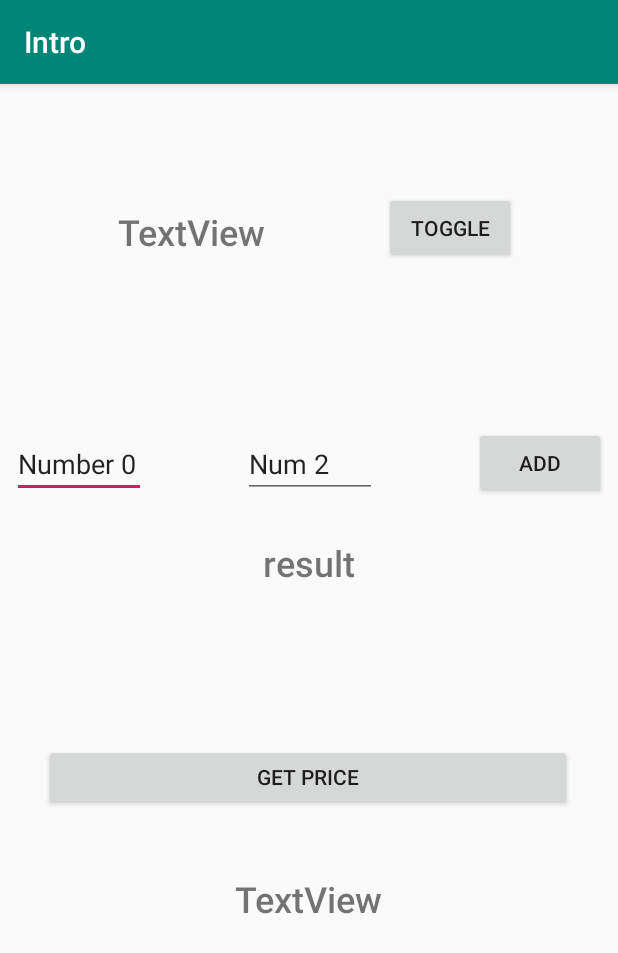
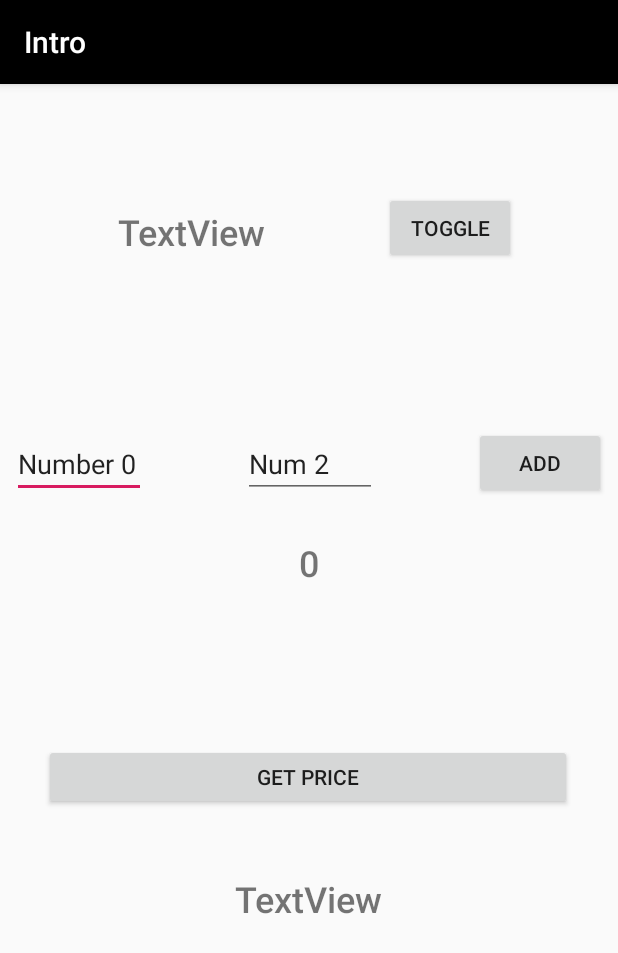
Before and after one commit to gdg-el-paso/Android-Workshops, an Android app: the screen it shows after launch (MainActivity), after a tap on "ADD", on a phone screen of 412 x 824 dp. Shown: the top 953 px of the screen. Run offline under Robolectric (Android 15) with nearby library versions, the phone set to English and light mode, and no system bars.

Commit message:
Finished the Addition result

```diff
--- a/IntroToAndroidDev/app/src/main/java/com/googledevelopersgroup/intro/ExampleFragment.java
+++ b/IntroToAndroidDev/app/src/main/java/com/googledevelopersgroup/intro/ExampleFragment.java
@@ -13,6 +13,8 @@ import android.widget.Button;
 import android.widget.EditText;
 import android.widget.TextView;
 
+import java.util.regex.Pattern;
+
 /**
  * The fragment that is going to contain the flashlight
  */
@@ -25,6 +27,8 @@ public class ExampleFragment extends Fragment {
     private EditText num0, num1;
     private TextView flashUpdate, btcPrice, result;
 
+    //going to match for digits
+    private final Pattern digitsPatterns = Pattern.compile("^(0|[1-9][0-9]*)$");
 
     @Override
     public void onAttach(Context context) {
@@ -65,11 +69,21 @@ public class ExampleFragment extends Fragment {
         Log.i(TAG, "onStart() -Fragment");
         additionBtn.setOnClickListener(v -> {
             //we are going to add the numbers here
+
+            //first we are going retrieve the numbers from the textViews
+            int n0 = !num0.getText().toString().matches("^(0|[1-9][0-9]*)$")
+                    ? 0 : Integer.parseInt(num0.getText().toString());
+            int n1 = !num1.getText().toString().matches("^(0|[1-9][0-9]*)$")
+                    ? 0 : Integer.parseInt(num1.getText().toString());
+
+            //now we are going to add the
+            result.setText(String.valueOf((n0+n1)));
         });
+
         flashBtn.setOnClickListener(v ->{
             //we are going to turn on the light here
         });
-        btcPrice.setOnClickListener(v ->{
+        btcBtn.setOnClickListener(v ->{
             //we are going to request the price of btc here
         });
 
--- a/IntroToAndroidDev/app/src/main/res/values/colors.xml
+++ b/IntroToAndroidDev/app/src/main/res/values/colors.xml
@@ -1,6 +1,6 @@
 <?xml version="1.0" encoding="utf-8"?>
 <resources>
-    <color name="colorPrimary">#008577</color>
-    <color name="colorPrimaryDark">#00574B</color>
+    <color name="colorPrimary">#000</color>
+    <color name="colorPrimaryDark">#000</color>
     <color name="colorAccent">#D81B60</color>
 </resources>
```
